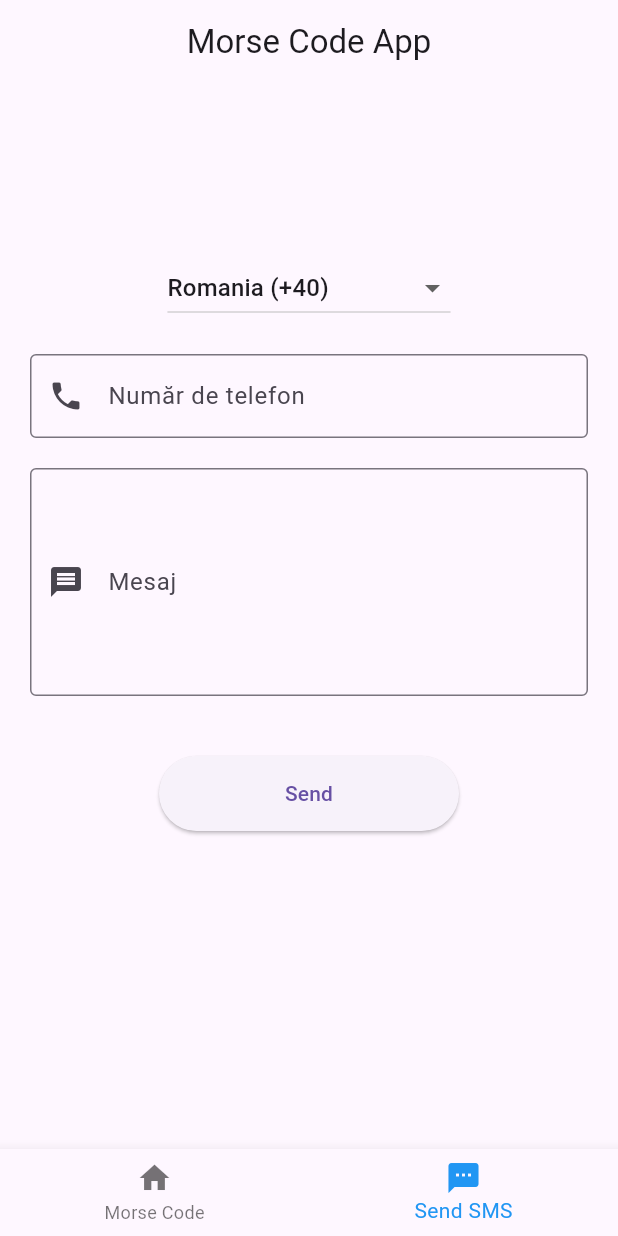
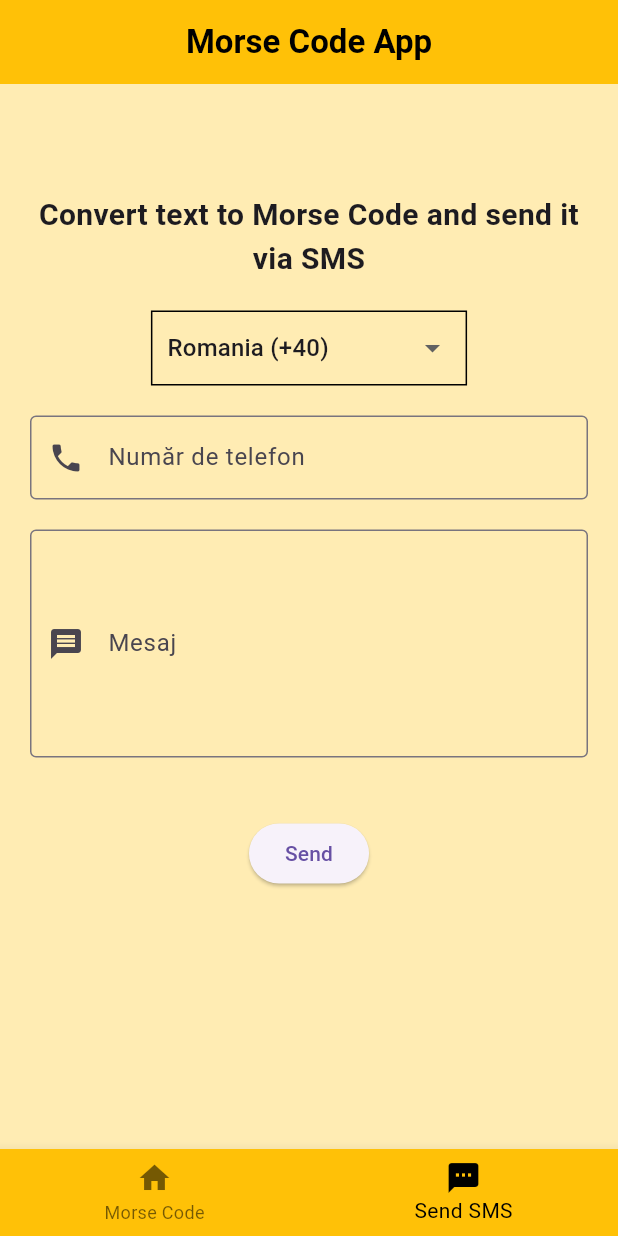
Before and after one commit to HardChallenge/MorseCode, a Flutter app: the screen it shows after launch, item 2 of the bottom bar chosen, on a phone screen of 412 x 824 dp. Run offline on Flutter 3.47's test engine with Material 3 defaults, Android fonts, the light colour scheme and no system bars; our stand-ins replace permission_handler; missing offline and left inert: flutter_sms, flutter_sms_inbox, torch_light.

Commit message:
Added minimal styling to components

```diff
--- a/lib/app.dart
+++ b/lib/app.dart
@@ -28,17 +28,20 @@ class AppState extends State<App> {
   Widget build(BuildContext context) {
     return Scaffold(
       appBar: AppBar(
-        title: const Text('Morse Code App'),
+        title: const Text('Morse Code App',
+            style: TextStyle(color: Colors.black, fontWeight: FontWeight.bold)),
         centerTitle: true,
+        backgroundColor: Colors.amber[500],
       ),
       body: IndexedStack(
         index: _selectedIndex,
         children: _widgetOptions,
       ),
       bottomNavigationBar: BottomNavigationBar(
+        backgroundColor: Colors.amber[500],
         items: getNavigationItems(),
         currentIndex: _selectedIndex,
-        selectedItemColor: Colors.blue,
+        selectedItemColor: Colors.black,
         onTap: _onItemTapped,
       ),
     );
--- a/lib/components/sms_dropdown.dart
+++ b/lib/components/sms_dropdown.dart
@@ -22,7 +22,14 @@ class _SMSDropdownState extends State<SMSDropdown> {
 
   @override
   Widget build(BuildContext context) {
-    return DropdownButton<String>(
+    return Container(
+      decoration: BoxDecoration(
+        border: Border.all(color: Colors.black),
+      ),
+        child: Padding(
+          padding: const EdgeInsets.fromLTRB(10, 0, 10, 0),
+            child:DropdownButton<String>(
+              underline: Container(),
             value: _selectedValue,
             onChanged: (String? value) {
               setState(() {
@@ -42,6 +49,8 @@ class _SMSDropdownState extends State<SMSDropdown> {
                 ),
               );
             }).toList(),
+          )
+        )
     );
   }
 }
--- a/lib/pages/morse_code.dart
+++ b/lib/pages/morse_code.dart
@@ -27,16 +27,18 @@ class MorseCodeState extends State<MorseCode> with SingleTickerProviderStateMixi
   late TextEditingController dotDurationController, dashDurationController, betweenLettersDurationController, betweenWordsDurationController;
 
   Duration dotDuration = const Duration(milliseconds: 200);
-  Duration dashDuration = const Duration(milliseconds: 600);
+  Duration dashDuration = const Duration(milliseconds: 500);
   Duration betweenLettersDuration = const Duration(milliseconds: 50);
   Duration betweenWordsDuration = const Duration(milliseconds: 400);
   Duration currentDuration = const Duration();
 
-  Color _lightColor = Colors.black;
+  final Color _offColor = Colors.black, _onColor = Colors.red[500]!;
+
+  Color _circleColor = Colors.black;
 
   void _animateCode(){
     setState(() {
-      _lightColor = Colors.red;
+      _circleColor = _onColor;
     });
   }
 
@@ -44,12 +46,12 @@ class MorseCodeState extends State<MorseCode> with SingleTickerProviderStateMixi
     _useTorch = value;
   }
 
-  // Funcție pentru a anima codul Morse
   void _animateMorse(String morseCode) async {
     List<String> phrases = morseCode.trim().split('\n');
-    debugPrint("Phrases: $phrases.length");
+
     for (int i = 0; i < phrases.length && _isTransmitting; i++) {
       String phrase = phrases[i];
+
       List<String> words = phrase.trim().split(RegExp(r"\s+"));
       for (int j = 0; j < words.length && _isTransmitting; j++) {
         String word = words[j];
@@ -63,6 +65,7 @@ class MorseCodeState extends State<MorseCode> with SingleTickerProviderStateMixi
           _transmittedMessageController.text = _textTransmitted;
         });
         List<String> letters = word.trim().split('');
+
         for (int k = 0; k < letters.length && _isTransmitting; k++) {
           if (letters[k] == '.') {
             currentDuration = dotDuration;
@@ -79,7 +82,7 @@ class MorseCodeState extends State<MorseCode> with SingleTickerProviderStateMixi
           await Future.delayed(currentDuration);
           setState(() {
             // Resetarea culorii la negru după expirarea duratei
-            _lightColor = Colors.black;
+            _circleColor = _offColor;
           });
           // Așteaptă un scurt timp între luminare și stingere
           await Future.delayed(currentDuration);
@@ -121,9 +124,17 @@ class MorseCodeState extends State<MorseCode> with SingleTickerProviderStateMixi
   @override
   Widget build(BuildContext context) {
     SingleChildScrollView upper = SingleChildScrollView(
-      child: Row(
+      child: Column(
         mainAxisAlignment: MainAxisAlignment.center,
         children: [
+          _isTransmitting ? const SizedBox() :
+          const Text("Send Morse Code",
+              style: TextStyle(fontSize: 20, fontWeight: FontWeight.bold),
+              textAlign: TextAlign.center),
+          _isTransmitting ? const SizedBox() : const SizedBox(height: 20.0),
+          Row(
+            mainAxisAlignment: MainAxisAlignment.center,
+            children: [
           Expanded(
             flex: 2,
             child: AnimatedContainer(
@@ -131,10 +142,10 @@ class MorseCodeState extends State<MorseCode> with SingleTickerProviderStateMixi
               width: componentSize,
               height: componentSize,
               decoration: BoxDecoration(
-                color: _lightColor,
+                color: _circleColor,
                 shape: BoxShape.circle,
               ),
-              curve: Curves.fastEaseInToSlowEaseOut,
+              curve: Curves.easeOutCirc,
             ),
           ),
           SizedBox(width: componentSize / 5.0),
@@ -146,7 +157,8 @@ class MorseCodeState extends State<MorseCode> with SingleTickerProviderStateMixi
             ),
           ),
         ],
-      ),
+      )],
+      )
     );
 
     Wrapper wrapper = Wrapper({"prefix": _prefix, "phoneNumber" : _phoneNumber});
@@ -157,7 +169,7 @@ class MorseCodeState extends State<MorseCode> with SingleTickerProviderStateMixi
             TextField(
               controller: _messageController,
               keyboardType: TextInputType.multiline,
-              maxLines: 5,
+              maxLines: 3,
               decoration: const InputDecoration(
                 labelText: 'Mesaj',
                 hintText: 'Introduceți mesajul',
@@ -175,7 +187,9 @@ class MorseCodeState extends State<MorseCode> with SingleTickerProviderStateMixi
               child: Row(
                 mainAxisAlignment: MainAxisAlignment.center,
                 children: [
-                  ElevatedButton(
+                  Padding(
+                    padding: const EdgeInsets.fromLTRB(12.0, 0.0, 0.0, 0.0),
+                  child: ElevatedButton(
                     onPressed: () {
                       showDialog(
                           context: context,
@@ -183,8 +197,10 @@ class MorseCodeState extends State<MorseCode> with SingleTickerProviderStateMixi
                             return Center(
                                 child: SingleChildScrollView(
                                     child: AlertDialog(
+                                        backgroundColor: Colors.amber[100],
                                         title: const Text(
                                             'Se va importa primul Morse Code din lista de mesaje SMS cu numarul de telefon selectat.',
+                                            textAlign: TextAlign.center,
                                             style: TextStyle(
                                               fontSize: 20.0,
                                               fontWeight: FontWeight.bold,
@@ -219,15 +235,17 @@ class MorseCodeState extends State<MorseCode> with SingleTickerProviderStateMixi
                       );
                     },
                     child: Text("Importa mesaj din SMS"),
+                  )
                   ),
                   const SizedBox(width: 20.0),
-                  _messageImported!.isEmpty ? const SizedBox(width: 0, height: 0) :
+                  _messageImported!.isEmpty ? const SizedBox():
                                               TextButton(
                                                 onPressed: () {
                                                   showDialog(
                                                       context: context,
                                                       builder: (BuildContext context){
                                                         return AlertDialog(
+                                                          backgroundColor: Colors.amber[100],
                                                           title: const Center(child: Text('Mesaj importat')),
                                                           content: SingleChildScrollView(
                                                             child: TextField(
@@ -296,6 +314,7 @@ class MorseCodeState extends State<MorseCode> with SingleTickerProviderStateMixi
                       context: context,
                       builder: (BuildContext context){
                         return AlertDialog(
+                          backgroundColor: Colors.amber[100],
                           title: const Text('Configuration', style: TextStyle(fontSize: 20.0, fontWeight: FontWeight.bold)),
                           content: dialogContent,
                           actions: [
@@ -349,7 +368,7 @@ class MorseCodeState extends State<MorseCode> with SingleTickerProviderStateMixi
               onPressed: () {
                 setState(() {
                   _currentLetter = '-';
-                  _lightColor = Colors.black;
+                  _circleColor = Colors.black;
                   _textTransmitted = '';
                   setState(() {
                     _transmittedMessageController.text = _textTransmitted;
@@ -365,9 +384,10 @@ class MorseCodeState extends State<MorseCode> with SingleTickerProviderStateMixi
     );
 
     return Scaffold(
+      backgroundColor: Colors.amber[100],
       body: Center(
         child: SingleChildScrollView(
-          padding: const EdgeInsets.all(20.0),
+          padding: const EdgeInsets.all(20),
           child: Column(
             children: [
               upper,
@@ -377,6 +397,6 @@ class MorseCodeState extends State<MorseCode> with SingleTickerProviderStateMixi
           ),
         ),
       ),
-    );
+      );
   }
 }
--- a/lib/pages/send_sms.dart
+++ b/lib/pages/send_sms.dart
@@ -13,17 +13,22 @@ class SendSMS extends StatefulWidget {
 class _SendSMSState extends State<SendSMS> {
   String _prefix = "Romania (+40)",
       _phoneNumber = "723 523 103",
-      _message = "Hello, World!";
+      _message = '';
 
   @override
   Widget build(BuildContext context) {
     return Scaffold(
+      backgroundColor: Colors.amber[100],
       body: Center(
         child: SingleChildScrollView(
           padding: const EdgeInsets.all(20),
           child: Column(
             mainAxisSize: MainAxisSize.min,
             children: [
+              const Text("Convert text to Morse Code and send it via SMS",
+                  style: TextStyle(fontSize: 20, fontWeight: FontWeight.bold),
+                  textAlign: TextAlign.center),
+              const SizedBox(height: 20),
               SMSDropdown(
                 initialValue: _prefix,
                 onChanged: (String value) {
@@ -73,10 +78,8 @@ class _SendSMSState extends State<SendSMS> {
                     String recipient = _prefix.substring(_prefix.indexOf("(") + 1, _prefix.indexOf(")")) + _phoneNumber.trim().replaceAll(" ", "");
                     sendMorseCode(_message, recipient);
                   },
-                  style: ElevatedButton.styleFrom(
-                    minimumSize: const Size(200, 50),
-                  ),
-                  child: const Text('Send')),
+                  child: const Text('Send'),
+              ),
               const SizedBox(height: 100),
             ],
           ),
--- a/lib/utils/helper_functions.dart
+++ b/lib/utils/helper_functions.dart
@@ -73,9 +73,10 @@ void buildDialog(BuildContext context, String title, String content) {
     context: context,
     builder: (BuildContext context) {
       return AlertDialog(
+        backgroundColor: Colors.amber[100],
         title: Center(child: Text(title)),
         content: SingleChildScrollView(
-          child: Text(content),
+          child: Text(content, textAlign: TextAlign.center),
         ),
         actions: [
           TextButton(
```
Also changed, not shown: pubspec.yaml (+5 -3 lines), lib/assets/images/sea.jpeg (added). Lines whose indentation alone changed are shown as unchanged.
